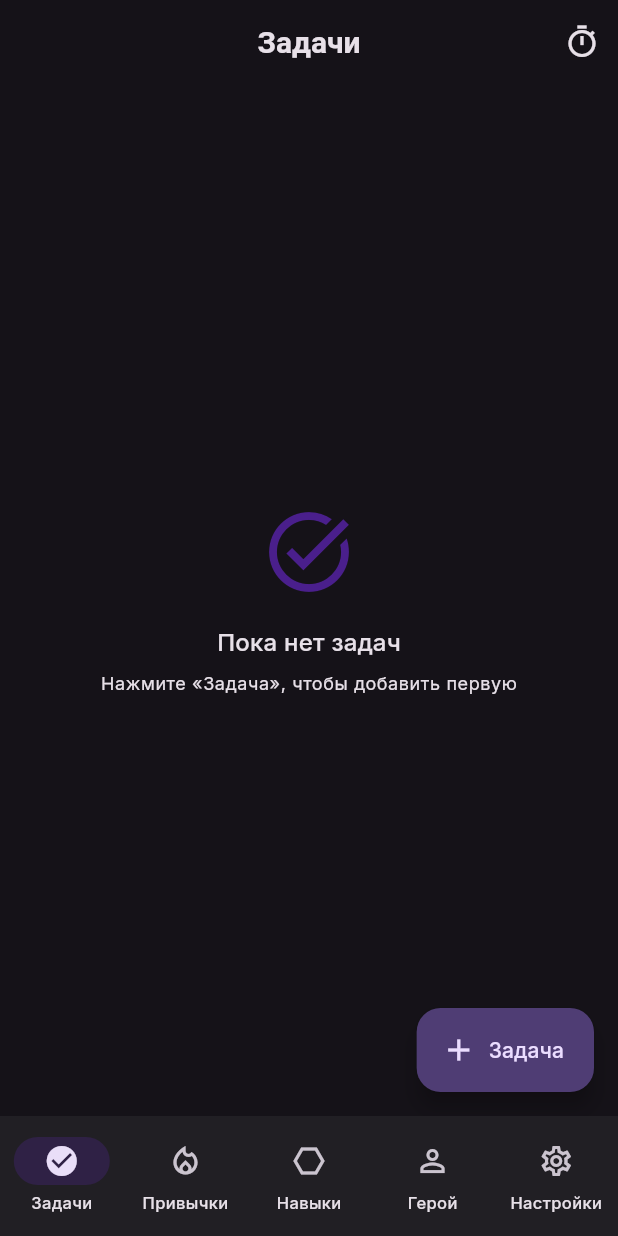
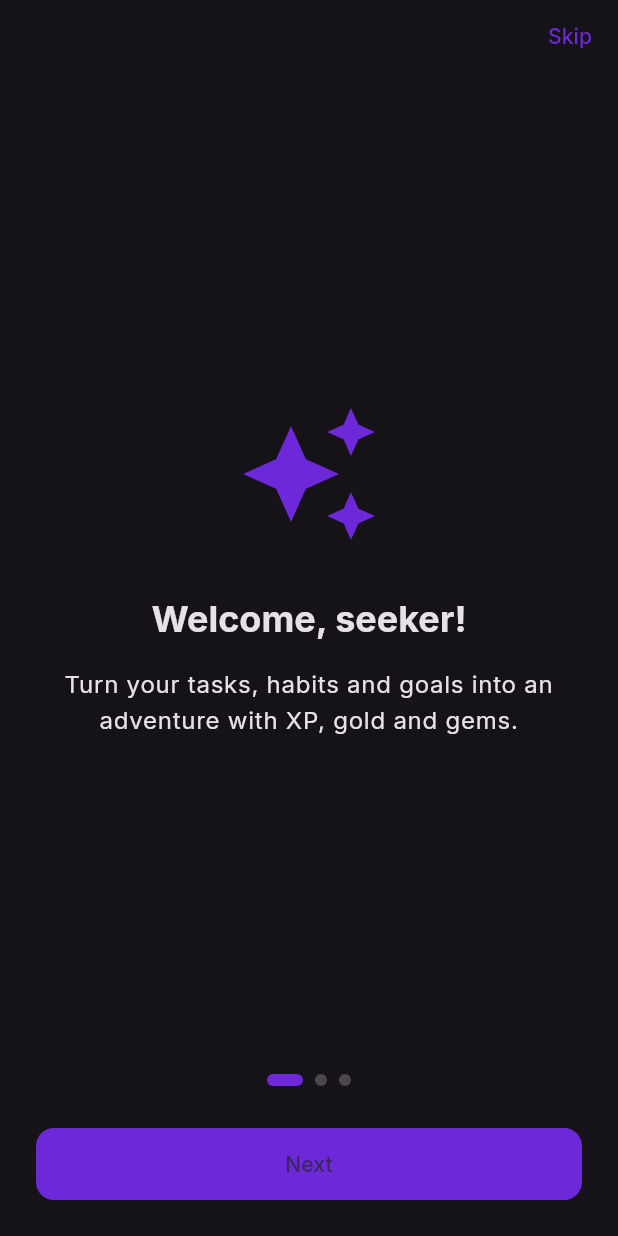
Before and after one commit to TasFoster/RPG_Task, a Flutter app: the screen it shows after launch, on a phone screen of 412 x 824 dp. Run offline on Flutter 3.47's test engine with Material 3 defaults, Android fonts, the phone set to English and light mode, and no system bars; our stand-ins replace drift, drift_flutter, fl_chart, flutter_local_notifications, flutter_riverpod, flutter_timezone and 4 more; accounts and stored records are empty; generated files the repository leaves out were written again.

Commit message:
Фаза 8a/8b: локализация ru/en и онбординг
- flutter_localizations + gen-l10n: lib/l10n/app_ru.arb (шаблон) и app_en.arb,
  делегаты и supportedLocales в MaterialApp → date/time-пикеры и Material-строки
  на языке устройства; подписи навигации и заголовок локализованы.
- Онбординг первого запуска (PageView, 3 слайда, индикатор), факт прохождения
  в SharedPreferences (OnboardingService). Роутер стал функцией buildAppRouter
  с initialLocation; bootstrap выбирает /onboarding при первом запуске.
- Тест обновлён под локаль (39 тестов). Web-сборка проверена.

Co-Authored-By: Claude Opus 4.8 (1M context) <noreply@anthropic.com>

````diff
--- /dev/null
+++ b/l10n.yaml
@@ -0,0 +1,5 @@
+arb-dir: lib/l10n
+template-arb-file: app_ru.arb
+output-localization-file: app_localizations.dart
+output-class: AppLocalizations
+nullable-getter: false
--- a/lib/app/app.dart
+++ b/lib/app/app.dart
@@ -1,21 +1,28 @@
 import 'package:flutter/material.dart';
+import 'package:go_router/go_router.dart';
 
+import '../l10n/app_localizations.dart';
 import 'router/app_router.dart';
 import 'theme/app_theme.dart';
 
 /// Корневой виджет приложения.
 class RpgTaskApp extends StatelessWidget {
-  const RpgTaskApp({super.key});
+  final GoRouter router;
+
+  RpgTaskApp({super.key, GoRouter? router})
+      : router = router ?? buildAppRouter();
 
   @override
   Widget build(BuildContext context) {
     return MaterialApp.router(
-      title: 'RPG Task',
+      onGenerateTitle: (context) => AppLocalizations.of(context).appTitle,
       debugShowCheckedModeBanner: false,
+      localizationsDelegates: AppLocalizations.localizationsDelegates,
+      supportedLocales: AppLocalizations.supportedLocales,
       theme: AppTheme.light(),
       darkTheme: AppTheme.dark(),
       themeMode: ThemeMode.dark, // RPG-атмосфера: тёмная тема по умолчанию
-      routerConfig: appRouter,
+      routerConfig: router,
     );
   }
 }
--- a/lib/app/router/app_router.dart
+++ b/lib/app/router/app_router.dart
@@ -11,12 +11,18 @@ import '../../features/goals/presentation/goal_detail_screen.dart';
 import '../../features/quests/presentation/quests_screen.dart';
 import '../../features/achievements/presentation/achievements_screen.dart';
 import '../../features/shop/presentation/shop_screen.dart';
+import '../../features/onboarding/presentation/onboarding_screen.dart';
 import '../widgets/home_shell.dart';
 
-/// Конфигурация навигации приложения.
-final GoRouter appRouter = GoRouter(
-  initialLocation: '/tasks',
+/// Строит конфигурацию навигации. [initialLocation] задаётся при старте
+/// (например, '/onboarding' при первом запуске).
+GoRouter buildAppRouter({String initialLocation = '/tasks'}) => GoRouter(
+  initialLocation: initialLocation,
   routes: [
+    GoRoute(
+      path: '/onboarding',
+      builder: (context, state) => const OnboardingScreen(),
+    ),
     // Полноэкранные push-роуты (поверх нижней навигации).
     GoRoute(
       path: '/pomodoro',
--- a/lib/app/widgets/home_shell.dart
+++ b/lib/app/widgets/home_shell.dart
@@ -1,5 +1,7 @@
 import 'package:flutter/material.dart';
 import 'package:go_router/go_router.dart';
+
+import '../../l10n/app_localizations.dart';
 
 /// Каркас главного экрана с нижней навигацией между вкладками.
 class HomeShell extends StatelessWidget {
@@ -16,36 +18,37 @@ class HomeShell extends StatelessWidget {
 
   @override
   Widget build(BuildContext context) {
+    final l = AppLocalizations.of(context);
     return Scaffold(
       body: navigationShell,
       bottomNavigationBar: NavigationBar(
         selectedIndex: navigationShell.currentIndex,
         onDestinationSelected: _goBranch,
-        destinations: const [
+        destinations: [
           NavigationDestination(
-            icon: Icon(Icons.check_circle_outline),
-            selectedIcon: Icon(Icons.check_circle),
-            label: 'Задачи',
+            icon: const Icon(Icons.check_circle_outline),
+            selectedIcon: const Icon(Icons.check_circle),
+            label: l.navTasks,
           ),
           NavigationDestination(
-            icon: Icon(Icons.local_fire_department_outlined),
-            selectedIcon: Icon(Icons.local_fire_department),
-            label: 'Привычки',
+            icon: const Icon(Icons.local_fire_department_outlined),
+            selectedIcon: const Icon(Icons.local_fire_department),
+            label: l.navHabits,
           ),
           NavigationDestination(
-            icon: Icon(Icons.hexagon_outlined),
-            selectedIcon: Icon(Icons.hexagon),
-            label: 'Навыки',
+            icon: const Icon(Icons.hexagon_outlined),
+            selectedIcon: const Icon(Icons.hexagon),
+            label: l.navSkills,
           ),
           NavigationDestination(
-            icon: Icon(Icons.person_outline),
-            selectedIcon: Icon(Icons.person),
-            label: 'Герой',
+            icon: const Icon(Icons.person_outline),
+            selectedIcon: const Icon(Icons.person),
+            label: l.navCharacter,
           ),
           NavigationDestination(
-            icon: Icon(Icons.settings_outlined),
-            selectedIcon: Icon(Icons.settings),
-            label: 'Настройки',
+            icon: const Icon(Icons.settings_outlined),
+            selectedIcon: const Icon(Icons.settings),
+            label: l.navSettings,
           ),
         ],
       ),
--- /dev/null
+++ b/lib/features/onboarding/data/onboarding_service.dart
@@ -0,0 +1,16 @@
+import 'package:shared_preferences/shared_preferences.dart';
+
+/// Хранит факт прохождения онбординга (первый запуск).
+class OnboardingService {
+  static const _key = 'onboarding_seen_v1';
+
+  static Future<bool> hasSeen() async {
+    final prefs = await SharedPreferences.getInstance();
+    return prefs.getBool(_key) ?? false;
+  }
+
+  static Future<void> markSeen() async {
+    final prefs = await SharedPreferences.getInstance();
+    await prefs.setBool(_key, true);
+  }
+}
--- /dev/null
+++ b/lib/features/onboarding/presentation/onboarding_screen.dart
@@ -0,0 +1,125 @@
+import 'package:flutter/material.dart';
+import 'package:go_router/go_router.dart';
+
+import '../../../l10n/app_localizations.dart';
+import '../data/onboarding_service.dart';
+
+/// Онбординг первого запуска: несколько слайдов-приветствий.
+class OnboardingScreen extends StatefulWidget {
+  const OnboardingScreen({super.key});
+
+  @override
+  State<OnboardingScreen> createState() => _OnboardingScreenState();
+}
+
+class _OnboardingScreenState extends State<OnboardingScreen> {
+  final _controller = PageController();
+  int _page = 0;
+
+  @override
+  void dispose() {
+    _controller.dispose();
+    super.dispose();
+  }
+
+  Future<void> _finish() async {
+    await OnboardingService.markSeen();
+    if (mounted) context.go('/tasks');
+  }
+
+  void _next(int pageCount) {
+    if (_page >= pageCount - 1) {
+      _finish();
+    } else {
+      _controller.nextPage(
+        duration: const Duration(milliseconds: 300),
+        curve: Curves.easeOut,
+      );
+    }
+  }
+
+  @override
+  Widget build(BuildContext context) {
+    final theme = Theme.of(context);
+    final l = AppLocalizations.of(context);
+    final pages = [
+      (Icons.auto_awesome, l.onboardWelcomeTitle, l.onboardWelcomeBody),
+      (Icons.hexagon, l.onboardSkillsTitle, l.onboardSkillsBody),
+      (Icons.whatshot, l.onboardBossTitle, l.onboardBossBody),
+    ];
+    final isLast = _page == pages.length - 1;
+
+    return Scaffold(
+      body: SafeArea(
+        child: Column(
+          children: [
+            Align(
+              alignment: Alignment.centerRight,
+              child: TextButton(
+                onPressed: _finish,
+                child: Text(l.onboardSkip),
+              ),
+            ),
+            Expanded(
+              child: PageView.builder(
+                controller: _controller,
+                itemCount: pages.length,
+                onPageChanged: (i) => setState(() => _page = i),
+                itemBuilder: (context, i) {
+                  final (icon, title, body) = pages[i];
+                  return Padding(
+                    padding: const EdgeInsets.all(32),
+                    child: Column(
+                      mainAxisAlignment: MainAxisAlignment.center,
+                      children: [
+                        Icon(icon, size: 96, color: theme.colorScheme.primary),
+                        const SizedBox(height: 32),
+                        Text(title,
+                            textAlign: TextAlign.center,
+                            style: theme.textTheme.headlineSmall
+                                ?.copyWith(fontWeight: FontWeight.bold)),
+                        const SizedBox(height: 16),
+                        Text(body,
+                            textAlign: TextAlign.center,
+                            style: theme.textTheme.bodyLarge),
+                      ],
+                    ),
+                  );
+                },
+              ),
+            ),
+            Row(
+              mainAxisAlignment: MainAxisAlignment.center,
+              children: [
+                for (var i = 0; i < pages.length; i++)
+                  AnimatedContainer(
+                    duration: const Duration(milliseconds: 200),
+                    margin: const EdgeInsets.all(4),
+                    width: i == _page ? 24 : 8,
+                    height: 8,
+                    decoration: BoxDecoration(
+                      color: i == _page
+                          ? theme.colorScheme.primary
+                          : theme.colorScheme.onSurfaceVariant
+                              .withValues(alpha: 0.3),
+                      borderRadius: BorderRadius.circular(4),
+                    ),
+                  ),
+              ],
+            ),
+            Padding(
+              padding: const EdgeInsets.all(24),
+              child: SizedBox(
+                width: double.infinity,
+                child: FilledButton(
+                  onPressed: () => _next(pages.length),
+                  child: Text(isLast ? l.onboardStart : l.onboardNext),
+                ),
+              ),
+            ),
+          ],
+        ),
+      ),
+    );
+  }
+}
--- /dev/null
+++ b/lib/l10n/app_en.arb
@@ -0,0 +1,18 @@
+{
+  "@@locale": "en",
+  "appTitle": "RPG Tracker",
+  "navTasks": "Tasks",
+  "navHabits": "Habits",
+  "navSkills": "Skills",
+  "navCharacter": "Hero",
+  "navSettings": "Settings",
+  "onboardWelcomeTitle": "Welcome, seeker!",
+  "onboardWelcomeBody": "Turn your tasks, habits and goals into an adventure with XP, gold and gems.",
+  "onboardSkillsTitle": "Skill rose",
+  "onboardSkillsBody": "Level up skill axes — health, sport, study and more. Completed activities grow your hero.",
+  "onboardBossTitle": "Defeat bosses",
+  "onboardBossBody": "Break big goals into steps and damage bosses. Claim rewards from quests and achievements.",
+  "onboardStart": "Start the adventure",
+  "onboardNext": "Next",
+  "onboardSkip": "Skip"
+}
--- /dev/null
+++ b/lib/l10n/app_localizations.dart
@@ -0,0 +1,224 @@
+import 'dart:async';
+
+import 'package:flutter/foundation.dart';
+import 'package:flutter/widgets.dart';
+import 'package:flutter_localizations/flutter_localizations.dart';
+import 'package:intl/intl.dart' as intl;
+
+import 'app_localizations_en.dart';
+import 'app_localizations_ru.dart';
+
+// ignore_for_file: type=lint
+
+/// Callers can lookup localized strings with an instance of AppLocalizations
+/// returned by `AppLocalizations.of(context)`.
+///
+/// Applications need to include `AppLocalizations.delegate()` in their app's
+/// `localizationDelegates` list, and the locales they support in the app's
+/// `supportedLocales` list. For example:
+///
+/// ```dart
+/// import 'l10n/app_localizations.dart';
+///
+/// return MaterialApp(
+///   localizationsDelegates: AppLocalizations.localizationsDelegates,
+///   supportedLocales: AppLocalizations.supportedLocales,
+///   home: MyApplicationHome(),
+/// );
+/// ```
+///
+/// ## Update pubspec.yaml
+///
+/// Please make sure to update your pubspec.yaml to include the following
+/// packages:
+///
+/// ```yaml
+/// dependencies:
+///   # Internationalization support.
+///   flutter_localizations:
+///     sdk: flutter
+///   intl: any # Use the pinned version from flutter_localizations
+///
+///   # Rest of dependencies
+/// ```
+///
+/// ## iOS Applications
+///
+/// iOS applications define key application metadata, including supported
+/// locales, in an Info.plist file that is built into the application bundle.
+/// To configure the locales supported by your app, you’ll need to edit this
+/// file.
+///
+/// First, open your project’s ios/Runner.xcworkspace Xcode workspace file.
+/// Then, in the Project Navigator, open the Info.plist file under the Runner
+/// project’s Runner folder.
+///
+/// Next, select the Information Property List item, select Add Item from the
+/// Editor menu, then select Localizations from the pop-up menu.
+///
+/// Select and expand the newly-created Localizations item then, for each
+/// locale your application supports, add a new item and select the locale
+/// you wish to add from the pop-up menu in the Value field. This list should
+/// be consistent with the languages listed in the AppLocalizations.supportedLocales
+/// property.
+abstract class AppLocalizations {
+  AppLocalizations(String locale)
+    : localeName = intl.Intl.canonicalizedLocale(locale.toString());
+
+  final String localeName;
+
+  static AppLocalizations of(BuildContext context) {
+    return Localizations.of<AppLocalizations>(context, AppLocalizations)!;
+  }
+
+  static const LocalizationsDelegate<AppLocalizations> delegate =
+      _AppLocalizationsDelegate();
+
+  /// A list of this localizations delegate along with the default localizations
+  /// delegates.
+  ///
+  /// Returns a list of localizations delegates containing this delegate along with
+  /// GlobalMaterialLocalizations.delegate, GlobalCupertinoLocalizations.delegate,
+  /// and GlobalWidgetsLocalizations.delegate.
+  ///
+  /// Additional delegates can be added by appending to this list in
+  /// MaterialApp. This list does not have to be used at all if a custom list
+  /// of delegates is preferred or required.
+  static const List<LocalizationsDelegate<dynamic>> localizationsDelegates =
+      <LocalizationsDelegate<dynamic>>[
+        delegate,
+        GlobalMaterialLocalizations.delegate,
+        GlobalCupertinoLocalizations.delegate,
+        GlobalWidgetsLocalizations.delegate,
+      ];
+
+  /// A list of this localizations delegate's supported locales.
+  static const List<Locale> supportedLocales = <Locale>[
+    Locale('en'),
+    Locale('ru'),
+  ];
+
+  /// Название приложения
+  ///
+  /// In ru, this message translates to:
+  /// **'RPG Трекер'**
+  String get appTitle;
+
+  /// No description provided for @navTasks.
+  ///
+  /// In ru, this message translates to:
+  /// **'Задачи'**
+  String get navTasks;
+
+  /// No description provided for @navHabits.
+  ///
+  /// In ru, this message translates to:
+  /// **'Привычки'**
+  String get navHabits;
+
+  /// No description provided for @navSkills.
+  ///
+  /// In ru, this message translates to:
+  /// **'Навыки'**
+  String get navSkills;
+
+  /// No description provided for @navCharacter.
+  ///
+  /// In ru, this message translates to:
+  /// **'Герой'**
+  String get navCharacter;
+
+  /// No description provided for @navSettings.
+  ///
+  /// In ru, this message translates to:
+  /// **'Настройки'**
+  String get navSettings;
+
+  /// No description provided for @onboardWelcomeTitle.
+  ///
+  /// In ru, this message translates to:
+  /// **'Добро пожаловать, искатель!'**
+  String get onboardWelcomeTitle;
+
+  /// No description provided for @onboardWelcomeBody.
+  ///
+  /// In ru, this message translates to:
+  /// **'Превратите задачи, привычки и цели в приключение с опытом, золотом и кристаллами.'**
+  String get onboardWelcomeBody;
+
+  /// No description provided for @onboardSkillsTitle.
+  ///
+  /// In ru, this message translates to:
+  /// **'Роза навыков'**
+  String get onboardSkillsTitle;
+
+  /// No description provided for @onboardSkillsBody.
+  ///
+  /// In ru, this message translates to:
+  /// **'Прокачивайте оси навыков — здоровье, спорт, учёбу и другие. Выполненные дела растят вашего героя.'**
+  String get onboardSkillsBody;
+
+  /// No description provided for @onboardBossTitle.
+  ///
+  /// In ru, this message translates to:
+  /// **'Победите боссов'**
+  String get onboardBossTitle;
+
+  /// No description provided for @onboardBossBody.
+  ///
+  /// In ru, this message translates to:
+  /// **'Разбивайте большие цели на шаги и наносите урон боссам. Забирайте награды за квесты и достижения.'**
+  String get onboardBossBody;
+
+  /// No description provided for @onboardStart.
+  ///
+  /// In ru, this message translates to:
+  /// **'Начать приключение'**
+  String get onboardStart;
+
+  /// No description provided for @onboardNext.
+  ///
+  /// In ru, this message translates to:
+  /// **'Далее'**
+  String get onboardNext;
+
+  /// No description provided for @onboardSkip.
+  ///
+  /// In ru, this message translates to:
+  /// **'Пропустить'**
+  String get onboardSkip;
+}
+
+class _AppLocalizationsDelegate
+    extends LocalizationsDelegate<AppLocalizations> {
+  const _AppLocalizationsDelegate();
+
+  @override
+  Future<AppLocalizations> load(Locale locale) {
+    return SynchronousFuture<AppLocalizations>(lookupAppLocalizations(locale));
+  }
+
+  @override
+  bool isSupported(Locale locale) =>
+      <String>['en', 'ru'].contains(locale.languageCode);
+
+  @override
+  bool shouldReload(_AppLocalizationsDelegate old) => false;
+}
+
+AppLocalizations lookupAppLocalizations(Locale locale) {
+  // Lookup logic when only language code is specified.
+  switch (locale.languageCode) {
+    case 'en':
+      return AppLocalizationsEn();
+    case 'ru':
+      return AppLocalizationsRu();
+  }
+
+  throw FlutterError(
+    'AppLocalizations.delegate failed to load unsupported locale "$locale". This is likely '
+    'an issue with the localizations generation tool. Please file an issue '
+    'on GitHub with a reproducible sample app and the gen-l10n configuration '
+    'that was used.',
+  );
+}
--- /dev/null
+++ b/lib/l10n/app_localizations_en.dart
@@ -0,0 +1,58 @@
+// ignore: unused_import
+import 'package:intl/intl.dart' as intl;
+import 'app_localizations.dart';
+
+// ignore_for_file: type=lint
+
+/// The translations for English (`en`).
+class AppLocalizationsEn extends AppLocalizations {
+  AppLocalizationsEn([String locale = 'en']) : super(locale);
+
+  @override
+  String get appTitle => 'RPG Tracker';
+
+  @override
+  String get navTasks => 'Tasks';
+
+  @override
+  String get navHabits => 'Habits';
+
+  @override
+  String get navSkills => 'Skills';
+
+  @override
+  String get navCharacter => 'Hero';
+
+  @override
+  String get navSettings => 'Settings';
+
+  @override
+  String get onboardWelcomeTitle => 'Welcome, seeker!';
+
+  @override
+  String get onboardWelcomeBody =>
+      'Turn your tasks, habits and goals into an adventure with XP, gold and gems.';
+
+  @override
+  String get onboardSkillsTitle => 'Skill rose';
+
+  @override
+  String get onboardSkillsBody =>
+      'Level up skill axes — health, sport, study and more. Completed activities grow your hero.';
+
+  @override
+  String get onboardBossTitle => 'Defeat bosses';
+
+  @override
+  String get onboardBossBody =>
+      'Break big goals into steps and damage bosses. Claim rewards from quests and achievements.';
+
+  @override
+  String get onboardStart => 'Start the adventure';
+
+  @override
+  String get onboardNext => 'Next';
+
+  @override
+  String get onboardSkip => 'Skip';
+}
````
Also changed, not shown: lib/bootstrap.dart (+9 -1 lines), lib/l10n/app_localizations_ru.dart (added, +58 -0 lines), lib/l10n/app_ru.arb (added, +19 -0 lines), pubspec.yaml (+6 -1 lines), pubspec.lock, 1 other file.
